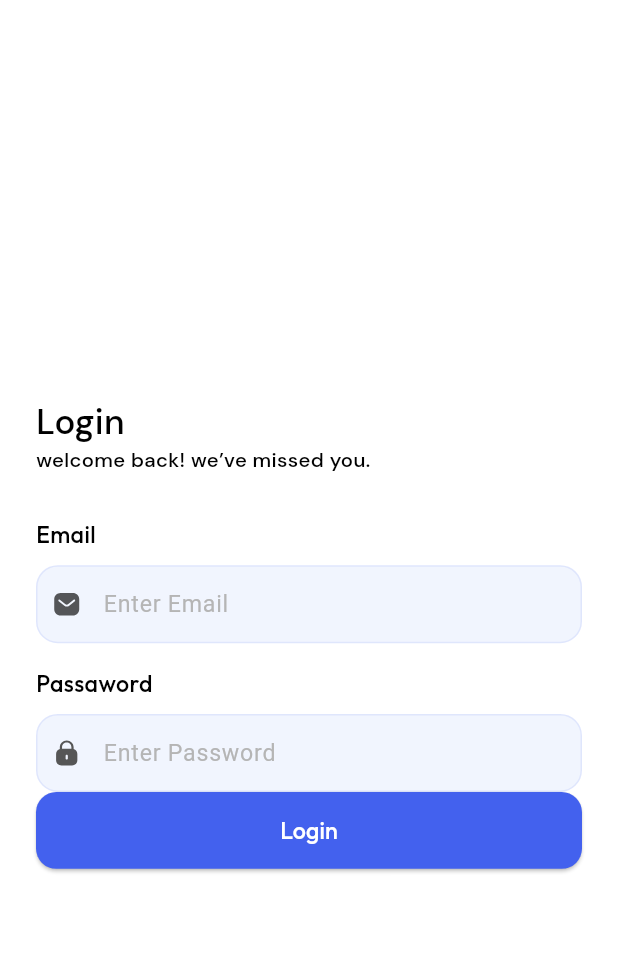
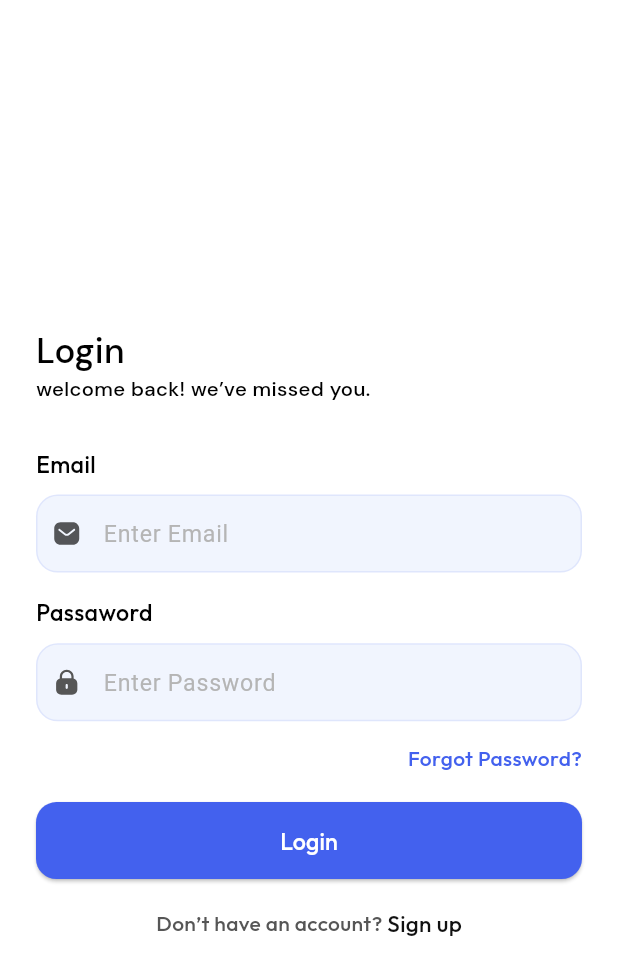
Before and after one commit to alfayej55/Jobless, a Flutter app: the screen it shows after launch, after a tap on "Login", on a phone screen of 412 x 824 dp. Shown: the top 975 px of the screen. Run offline on Flutter 3.47's test engine with Material 3 defaults, Android fonts, the phone set to English and light mode, and no system bars; our stand-ins replace animated_notch_bottom_bar, flutter_screenutil, flutter_spinkit, flutter_svg, get, shared_preferences.

Commit message:
login screen done

```diff
--- a/lib/utils/app_colors.dart
+++ b/lib/utils/app_colors.dart
@@ -10,7 +10,7 @@ class AppColors{
   static Color cardLightColor = const Color(0xFF555555);
   static Color borderColor = const Color(0xFF2683EB);
   static Color textColor = const Color(0xFF111111);
-  static Color subTextColor = const Color(0xFFE8E8E8);
+  static Color subTextColor = const Color(0xFF565656);
   static Color dark2Color = const Color(0xff565656);
   static Color hintColor = const Color(0xFFB5B5B5);
   static Color greyColor = const Color(0xFFB5B5B5);
--- a/lib/views/screen/Auth/login_screen.dart
+++ b/lib/views/screen/Auth/login_screen.dart
@@ -1,6 +1,7 @@
 import 'package:flutter/material.dart';
 import 'package:flutter_screenutil/flutter_screenutil.dart';
 import 'package:flutter_svg/flutter_svg.dart';
+import 'package:jobless/utils/app_colors.dart';
 import 'package:jobless/utils/app_icons.dart';
 import 'package:jobless/utils/app_image.dart';
 import 'package:jobless/utils/app_string.dart';
@@ -57,8 +58,30 @@ class LoginScreen extends StatelessWidget {
                 ),
 
                 controller: emailCtrl),
+            SizedBox(height: 15.h),
 
-            CustomButton(onTap: (){}, text: AppString.loginText)
+            /// Forgot passwort
+
+            Align(
+              alignment: Alignment.centerRight,
+                child: Text("Forgot Password?",style: AppStyles.customSize(size: 14,family: "Schuyler",fontWeight: FontWeight.w500,color: AppColors.primaryColor))),
+            /// Login Button
+
+            SizedBox(height: 20.h,),
+            CustomButton(onTap: (){}, text: AppString.loginText),
+
+
+            /// Route SignUpScreen
+            SizedBox(height: 20.h,),
+            Row(
+              mainAxisAlignment: MainAxisAlignment.center,
+              crossAxisAlignment: CrossAxisAlignment.center,
+              children: [
+                Text("Don’t have an account? ",style: AppStyles.customSize(size: 14,family: "Schuyler",fontWeight: FontWeight.w500,color: AppColors.subTextColor)),
+                Text("Sign up",style: AppStyles.customSize(size: 15,family: "Schuyler",fontWeight: FontWeight.w500,color: AppColors.textColor)),
+              ],
+            )
+
 
           ],
         ),
```
